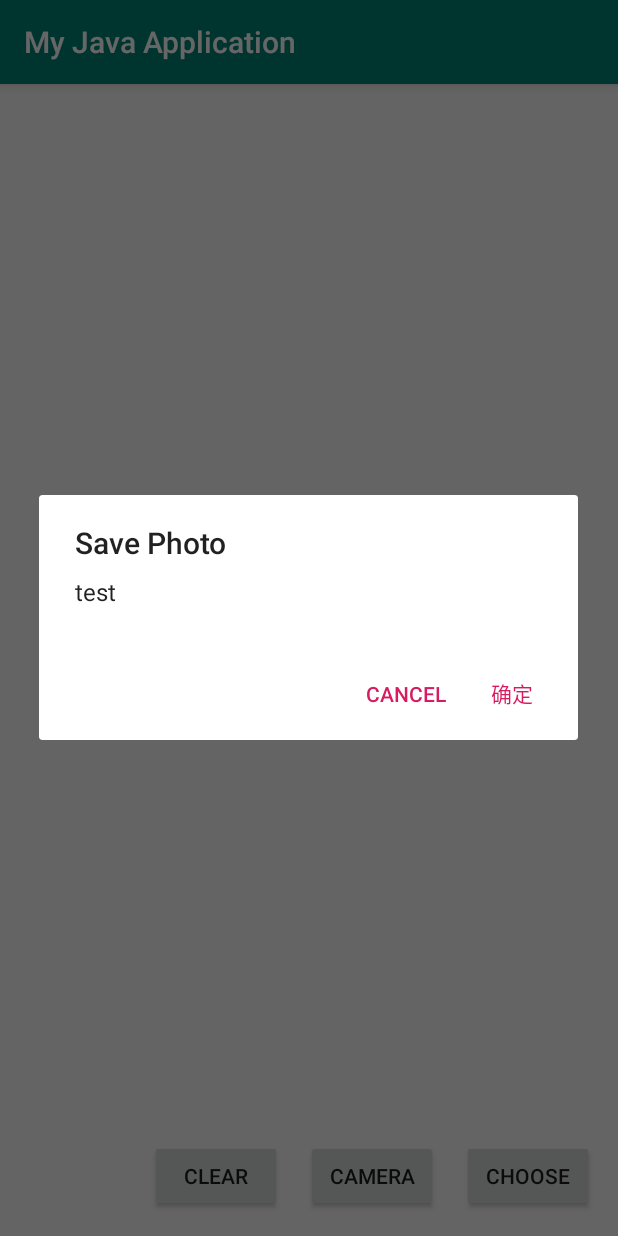
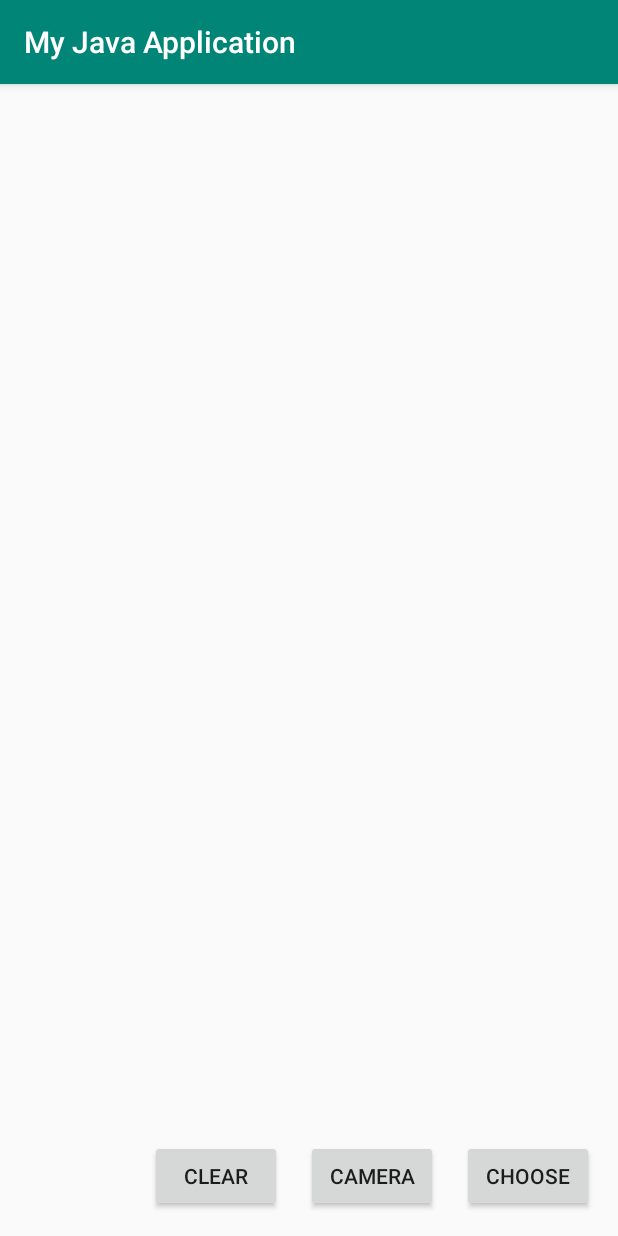
Before and after one commit to dake0805/PictureMaster, an Android app: the screen it shows after launch (MainActivity), after a tap on "CLEAR", on a phone screen of 412 x 824 dp. Run offline under Robolectric (Android 15) with nearby library versions, the phone set to English and light mode, and no system bars; libraries missing offline, so code that uses them is left out: com.roger.gifloadinglibrary, com.yalantis.ucrop; 1 statement that could not run was skipped.

Commit message:
8.28 final 功能没有问题

```diff
--- a/app/src/main/java/com/example/myjavaapplication/MainActivity.java
+++ b/app/src/main/java/com/example/myjavaapplication/MainActivity.java
@@ -28,7 +28,7 @@ import java.util.Date;
 /**
  * to do
  * 存储空间权限申请
- * 保存图片
+ * 保存图片 done
  * 明天带学生证
  */
 
@@ -200,6 +200,7 @@ public class MainActivity extends AppCompatActivity {
     /**
      * 保存图片到外部存储    /storage/0/Picture/Save
      * 使用文件输入输出流
+     *
      * @throws IOException
      */
     private void SavePhotoInStorage() throws IOException {
--- a/app/src/main/res/layout/activity_main.xml
+++ b/app/src/main/res/layout/activity_main.xml
@@ -48,7 +48,7 @@
         android:layout_width="wrap_content"
         android:layout_height="wrap_content"
         android:layout_marginEnd="16dp"
-        android:onClick="SavePhoto"
+        android:onClick="ClearPhoto"
         android:text="Clear"
         app:layout_constraintBaseline_toBaselineOf="@+id/button2"
         app:layout_constraintEnd_toStartOf="@+id/button2" />
```
